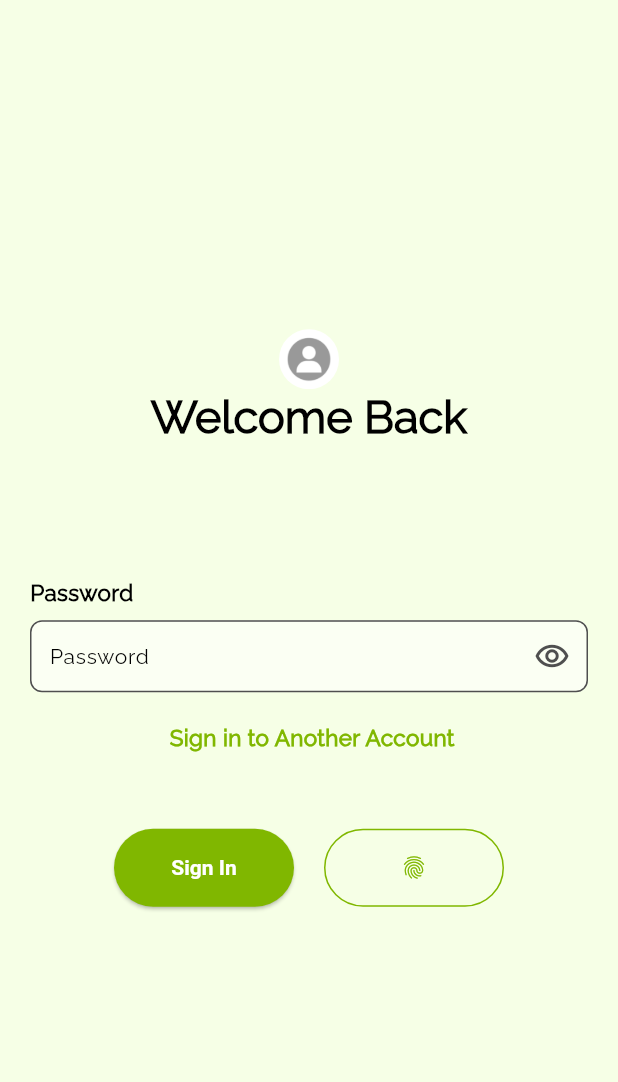
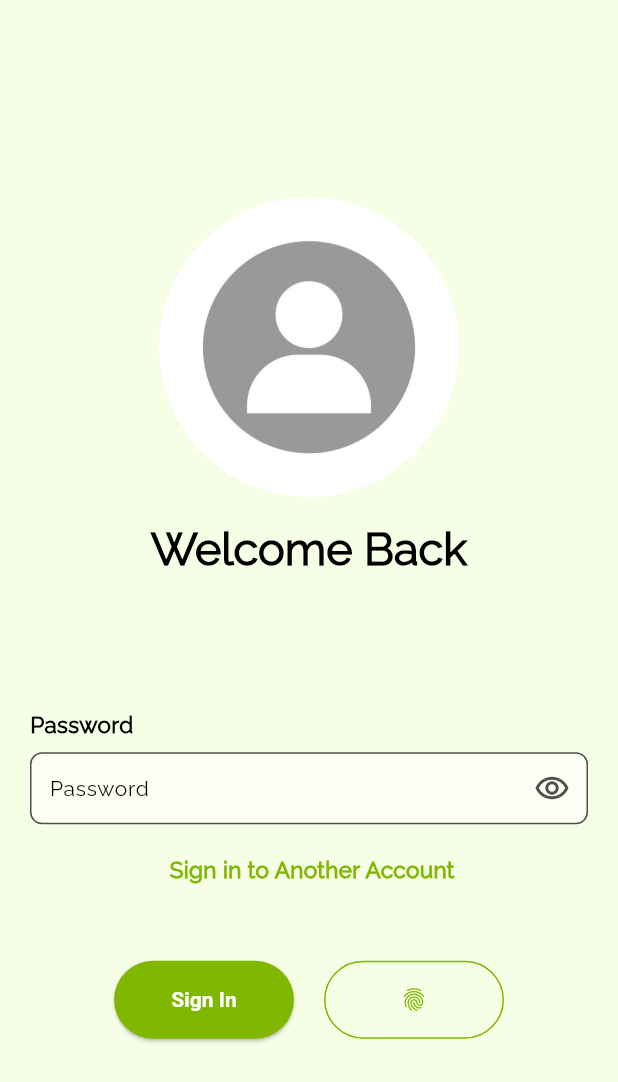
Before and after one commit to segmadev/jay247, a Flutter app: the SuccessSCreen screen opened directly, after a tap on "Go to Dashboard", on a phone screen of 412 x 824 dp. Shown: the top 1082 px of the screen. Run offline on Flutter 3.47's test engine with Material 3 defaults, Android fonts, the light colour scheme and no system bars; our stand-ins replace connectivity_plus, flutter_svg, flutter_switch, get, get_storage, google_nav_bar and 4 more; missing offline and left inert: numeric_keyboard; accounts and stored records are empty.

Commit message:
customize and design appbar and navigation bar

```diff
--- a/lib/pages/auth/screens/verify/authorize_screen.dart
+++ b/lib/pages/auth/screens/verify/authorize_screen.dart
@@ -1,4 +1,5 @@
 import 'package:flutter/material.dart';
+import 'package:flutter/widgets.dart';
 import 'package:get/get.dart';
 import 'package:jay247/pages/auth/screens/signin/signin_screen.dart';
 import 'package:jay247/utills/consts/colors.dart';
@@ -8,6 +9,7 @@ import 'package:jay247/utills/consts/text.dart';
 import 'package:jay247/utills/helpers/helper_functions.dart';
 import 'package:jay247/widgets/buttons/round_button.dart';
 import 'package:jay247/widgets/containers/page_container.dart';
+import 'package:jay247/widgets/navigation/navigation_menu.dart';
 import 'package:jay247/widgets/profile/profile.dart';
 import 'package:jay247/widgets/text/TitleP.dart';
 import 'package:jay247/widgets/text/auth_text_footer.dart';
@@ -22,7 +24,11 @@ class AuthorizeScreen extends StatelessWidget {
         crossAxisAlignment: CrossAxisAlignment.center,
         mainAxisAlignment: MainAxisAlignment.center,
         children: [
-          AProfile.profileAvatar,
+          SizedBox(
+              height: ASizes.imageCarouselHeight,
+              width: ASizes.animationIconWith,
+              child: AProfile.profileAvatar),
+          const SizedBox(height: ASizes.spaceBtwItems),
           const TitleP(
             title: AText.welcomeBack,
             paragraph: "",
@@ -48,7 +54,10 @@ class AuthorizeScreen extends StatelessWidget {
               child: Row(
                 mainAxisAlignment: MainAxisAlignment.spaceBetween,
                 children: [
-                  const RoundButton(
+                  RoundButton(
+                    onPressed: () {
+                      Get.to(NavigationMenu());
+                    },
                     name: AText.signin,
                   ),
                   RoundButton(
--- a/lib/widgets/navigation/navigation_list.dart
+++ b/lib/widgets/navigation/navigation_list.dart
@@ -21,7 +21,6 @@ class ANavigationList {
         child: Text("Transactions Page"),
       )
     },
-    {},
     {
       "label": AText.wallet,
       "icon": AIcons.wallet,
--- a/pubspec.yaml
+++ b/pubspec.yaml
@@ -55,6 +55,7 @@ dependencies:
   flutter_animate: ^4.5.0
   flutter_switch: ^0.3.2
   numeric_keyboard: ^1.1.0
+  google_nav_bar: ^5.0.6
 
 dev_dependencies:
   flutter_test:
```
Also changed, not shown: lib/main.dart (+5 -3 lines), lib/widgets/navigation/navigation_menu.dart (+35 -22 lines), pubspec.lock.
